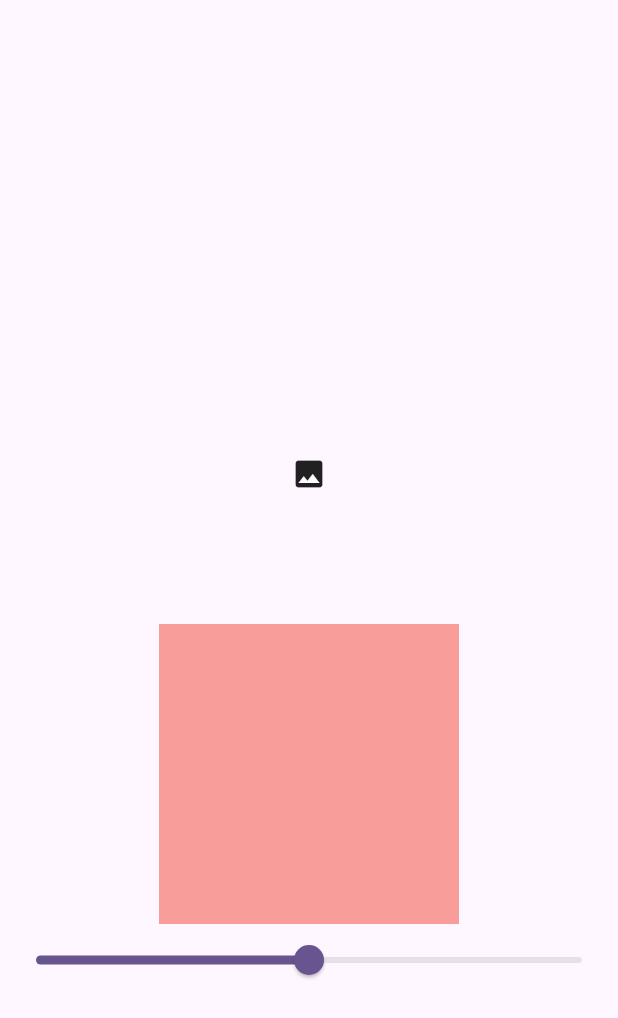
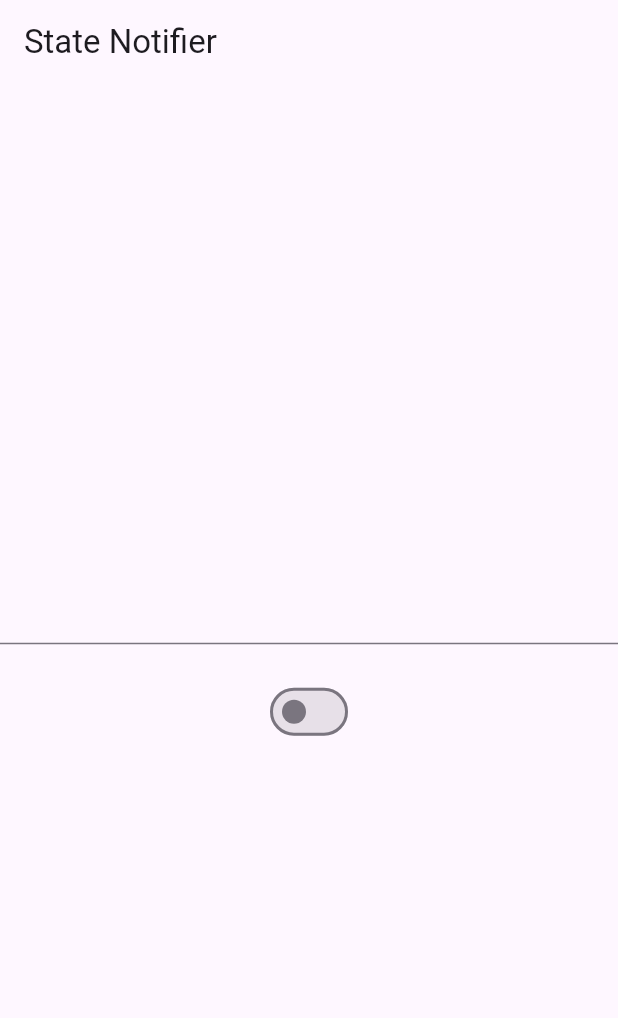
Before and after one commit to GhostCorp0/FlutterRoadmap, a Flutter app: the screen it shows after launch, on a phone screen of 412 x 824 dp. Shown: the top 1018 px of the screen. Run offline on Flutter 3.47's test engine with Material 3 defaults, Android fonts, the phone set to English and light mode, and no system bars; our stand-ins replace flutter_riverpod.

Commit message:
state_notifier_examples

```diff
--- a/lib/main.dart
+++ b/lib/main.dart
@@ -1,8 +1,6 @@
 import 'package:flutter/material.dart';
 import 'package:flutter_riverpod/flutter_riverpod.dart';
-import 'package:flutter_roadmap/riverpod/home_screen_provider.dart';
-import 'package:flutter_roadmap/riverpod/multiple_state_state_provider.dart';
-import 'package:flutter_roadmap/riverpod/state_provider.dart';
+import 'package:flutter_roadmap/riverpod/state_notifier_home_screen.dart';
 
 void main() {
   runApp(const MyApp());
@@ -21,7 +19,7 @@ class MyApp extends StatelessWidget {
           colorScheme: ColorScheme.fromSeed(seedColor: Colors.deepPurple),
           useMaterial3: true,
         ),
-        home: HomeScreenMultipleStateProvider(),
+        home: StateNotifierHomeScreen(),
       ),
     );
   }
--- /dev/null
+++ b/lib/riverpod/state_notifier_home_screen.dart
@@ -0,0 +1,35 @@
+import 'package:flutter/material.dart';
+import 'package:flutter_riverpod/flutter_riverpod.dart';
+import 'package:flutter_roadmap/riverpod/state_notifier_provider.dart';
+
+ class StateNotifierHomeScreen extends ConsumerWidget {
+   const StateNotifierHomeScreen({super.key});
+
+   @override
+   Widget build(BuildContext context,WidgetRef ref) {
+     final search = ref.watch(searchProvider);
+
+     //for only reading one state not the whole one
+     final isChange = ref.watch((searchProvider).select((state) => state.isChange));
+
+     return Scaffold(
+       appBar: AppBar(
+         title: const Text('State Notifier'),
+       ),
+       body: Column(
+         mainAxisAlignment: MainAxisAlignment.center,
+         children: [
+           TextField(
+             onChanged:(value) {
+               ref.read(searchProvider.notifier).search(value);
+             },
+           ),
+           Text(search.search),
+           Switch(value: search.isChange, onChanged: (value) {
+             ref.read(searchProvider.notifier).onChange(value);
+           })
+         ],
+       ),
+     );
+   }
+ }
--- /dev/null
+++ b/lib/riverpod/state_notifier_provider.dart
@@ -0,0 +1,30 @@
+import 'package:flutter_riverpod/flutter_riverpod.dart';
+
+final searchProvider =
+    StateNotifierProvider<SearchNotifier, SearchState>((ref) {
+  return SearchNotifier();
+});
+
+class SearchNotifier extends StateNotifier<SearchState> {
+  SearchNotifier() : super(SearchState(search: '',isChange: false));
+
+  void search(String query) {
+    state = state.copyWith(search: query);
+  }
+
+  void onChange(bool isChange){
+    state = state.copyWith(isChange: isChange);
+  }
+}
+
+class SearchState {
+  final String search;
+  final bool isChange;
+
+  SearchState({required this.search, required this.isChange});
+
+  SearchState copyWith({String? search, bool? isChange}) {
+    return SearchState(search: search ?? this.search,
+    isChange: isChange ?? this.isChange);
+  }
+}
```
